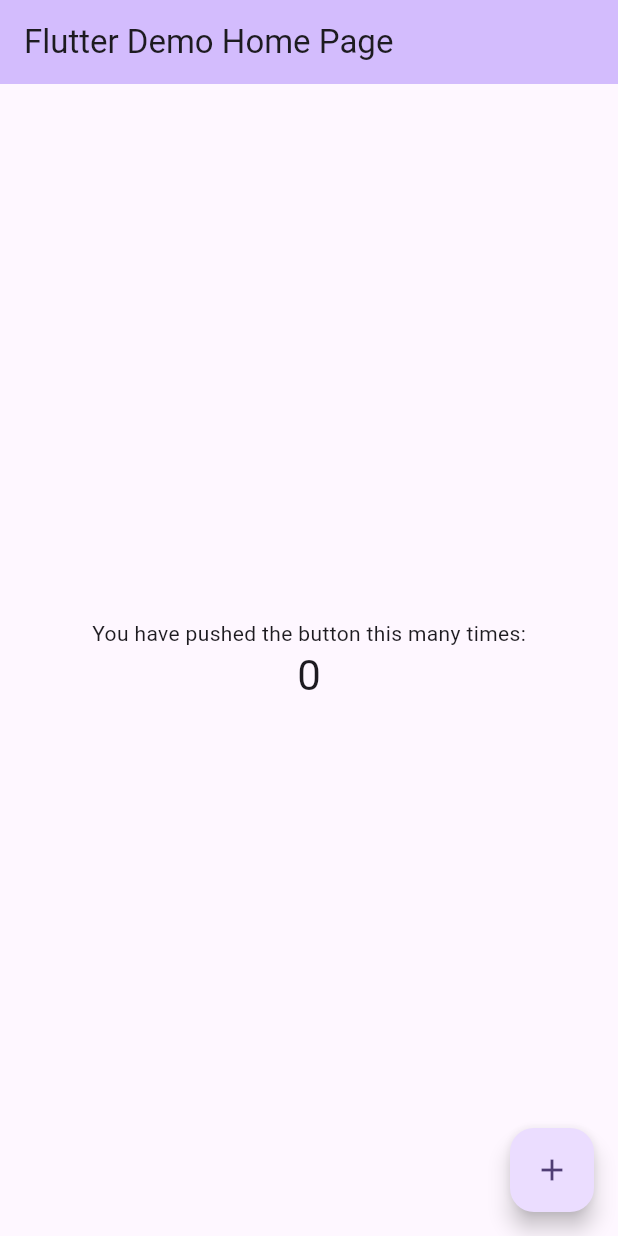
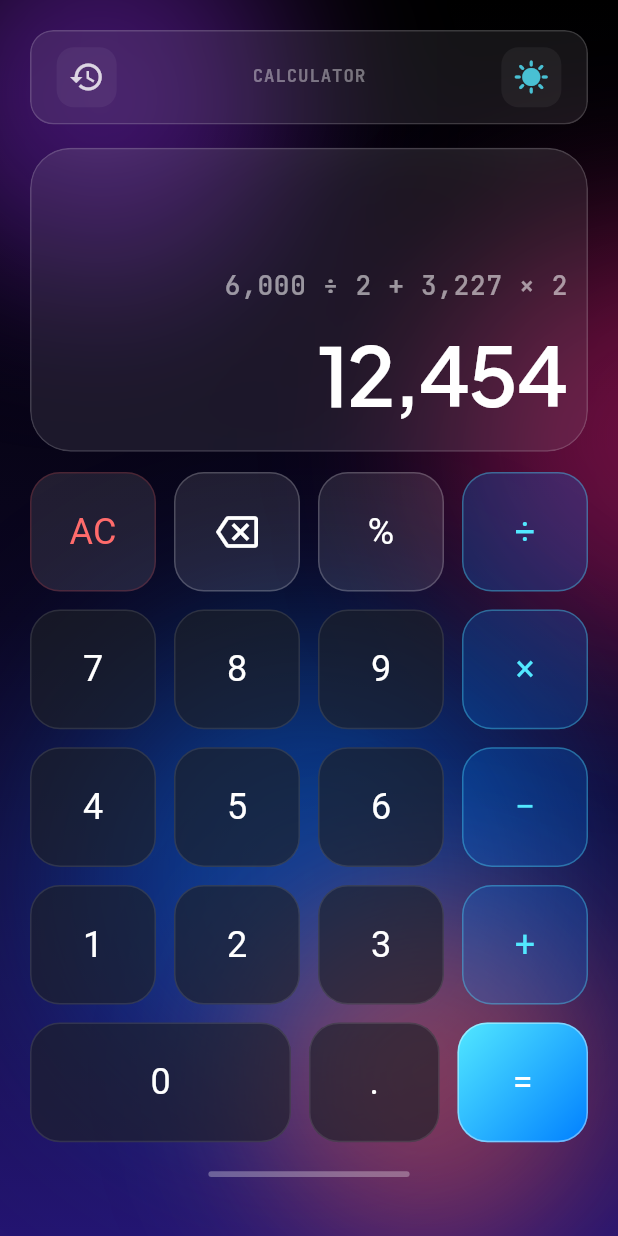
Before and after one commit to Ziad-Yaseen/glass_calculator, a Flutter app: the screen it shows after launch, on a phone screen of 412 x 824 dp. Run offline on Flutter 3.47's test engine with Material 3 defaults, Android fonts, the phone set to English and light mode, and no system bars; our stand-ins replace flutter_screenutil, gap, go_router, google_fonts.

Commit message:
finish project ui

```diff
--- a/analysis_options.yaml
+++ b/analysis_options.yaml
@@ -31,6 +31,9 @@ linter:
   # `// ignore_for_file: name_of_lint` syntax on the line or in the file
   # producing the lint.
   rules:
+    - prefer_const_constructors
+    - prefer_const_declarations
+    - prefer_const_literals_to_create_immutables
     # avoid_print: false  # Uncomment to disable the `avoid_print` rule
     # prefer_single_quotes: true  # Uncomment to enable the `prefer_single_quotes` rule
 
--- /dev/null
+++ b/lib/app.dart
@@ -0,0 +1,23 @@
+import 'package:flutter/material.dart';
+import 'package:flutter_screenutil/flutter_screenutil.dart';
+import 'package:glass_calculator/core/routes/app_router.dart';
+import 'package:glass_calculator/core/theme/app_theme.dart';
+
+class GlassCalc extends StatelessWidget {
+  const GlassCalc({super.key});
+
+  @override
+  Widget build(BuildContext context) {
+    return ScreenUtilInit(
+      designSize: const Size(393, 852),
+      minTextAdapt: true,
+      splitScreenMode: true,
+      builder: (context, child) => MaterialApp.router(
+        routerConfig: AppRouter.router,
+        theme: AppTheme.darkTheme,
+        debugShowCheckedModeBanner: false,
+        title: 'Glass Calculator',
+      ),
+    );
+  }
+}
--- /dev/null
+++ b/lib/core/routes/app_router.dart
@@ -0,0 +1,23 @@
+import 'package:flutter/material.dart';
+import 'package:glass_calculator/core/routes/route_names.dart';
+import 'package:glass_calculator/features/calculator/screens/calculator.dart';
+import 'package:go_router/go_router.dart';
+
+class AppRouter {
+  static final GoRouter router = GoRouter(
+    initialLocation: RouteNames.calc,
+    routes: [
+      GoRoute(
+        path: RouteNames.calc,
+        name: RouteNames.calc,
+        pageBuilder: (context, state) => CustomTransitionPage(
+          key: state.pageKey,
+          child: const Calculator(),
+          transitionsBuilder: (context, animation, secondaryAnimation, child) =>
+              FadeTransition(opacity: animation, child: child),
+          transitionDuration: const Duration(microseconds: 400),
+        ),
+      ),
+    ],
+  );
+}
--- /dev/null
+++ b/lib/core/routes/route_names.dart
@@ -0,0 +1,3 @@
+class RouteNames {
+  static const String calc = '/calc';
+}
--- /dev/null
+++ b/lib/core/theme/app_theme.dart
@@ -0,0 +1,5 @@
+import 'package:flutter/material.dart';
+
+class AppTheme {
+  static ThemeData darkTheme = ThemeData();
+}
--- /dev/null
+++ b/lib/features/calculator/screens/calculator.dart
@@ -0,0 +1,50 @@
+import 'package:flutter/material.dart';
+import 'package:flutter_screenutil/flutter_screenutil.dart';
+import 'package:gap/gap.dart';
+import 'package:glass_calculator/features/calculator/widgets/calc_widget.dart';
+import 'package:glass_calculator/features/calculator/widgets/calculator_bg.dart';
+import 'package:glass_calculator/features/calculator/widgets/custom_app_bar.dart';
+import 'package:glass_calculator/features/calculator/widgets/keyboard_widget.dart';
+
+class Calculator extends StatelessWidget {
+  const Calculator({super.key});
+
+  @override
+  Widget build(BuildContext context) {
+    return CalculatorBG(
+      child: SafeArea(
+        bottom: false,
+        child: Padding(
+          padding: const EdgeInsets.all(20.0),
+          child: Column(
+            children: [
+              const CustomAppBar(),
+              Gap(16.h),
+              const CalcWidget(),
+              Gap(14.h),
+              const KeyboardWidget(),
+              SizedBox(
+                height: 44.h,
+                child: InkWell(
+                  onTap: () {
+                    print('top');
+                  },
+                  child: Center(
+                    child: Container(
+                      width: 128.w,
+                      height: 4.h,
+                      decoration: BoxDecoration(
+                        borderRadius: BorderRadius.circular(9999.r),
+                        color: Colors.white.withValues(alpha: 0.3),
+                      ),
+                    ),
+                  ),
+                ),
+              ),
+            ],
+          ),
+        ),
+      ),
+    );
+  }
+}
--- /dev/null
+++ b/lib/features/calculator/widgets/calc_widget.dart
@@ -0,0 +1,57 @@
+import 'dart:ui';
+
+import 'package:flutter/material.dart';
+import 'package:flutter_screenutil/flutter_screenutil.dart';
+import 'package:gap/gap.dart';
+import 'package:google_fonts/google_fonts.dart';
+
+class CalcWidget extends StatelessWidget {
+  const new({super.key});
+
+  @override
+  Widget build(BuildContext context) {
+    return SizedBox(
+      width: double.infinity,
+      child: ClipRRect(
+        borderRadius: BorderRadius.circular(28.r),
+        child: BackdropFilter(
+          filter: ImageFilter.blur(sigmaX: 28.0, sigmaY: 28.0),
+          child: Container(
+            padding: EdgeInsets.all(12.w),
+            decoration: BoxDecoration(
+              borderRadius: BorderRadius.circular(28.r),
+              color: Colors.white.withValues(alpha: 0.08),
+              border: Border.all(color: Colors.white.withValues(alpha: 0.16)),
+            ),
+            child: Column(
+              mainAxisSize: .max,
+              crossAxisAlignment: .end,
+              children: [
+                Gap(68.h),
+                Text(
+                  '6,000 ÷ 2 + 3,227 × 2',
+                  style: GoogleFonts.jetBrainsMono(
+                    color: Colors.white.withValues(alpha: 0.55),
+                    letterSpacing: 0.45,
+                    fontSize: 18.sp,
+                    fontWeight: FontWeight.w500,
+                  ),
+                ),
+                Gap(8.h),
+                Text(
+                  '12,454',
+                  style: GoogleFonts.plusJakartaSans(
+                    fontSize: 56.sp,
+                    fontWeight: FontWeight.w600,
+                    letterSpacing: -1.4,
+                    color: Colors.white,
+                  ),
+                ),
+              ],
+            ),
+          ),
+        ),
+      ),
+    );
+  }
+}
--- /dev/null
+++ b/lib/features/calculator/widgets/calculator_bg.dart
@@ -0,0 +1,95 @@
+import 'dart:ui';
+
+import 'package:flutter/material.dart';
+import 'package:flutter_screenutil/flutter_screenutil.dart';
+
+class CalculatorBG extends StatelessWidget {
+  const CalculatorBG({super.key, required this.child});
+  final Widget child;
+
+  @override
+  Widget build(BuildContext context) {
+    return Scaffold(
+      body: SizedBox.expand(
+        child: Container(
+          decoration: const BoxDecoration(
+            gradient: LinearGradient(
+              begin: AlignmentGeometry.topCenter,
+              end: AlignmentGeometry.bottomCenter,
+              colors: [Color(0xFF000000), Color(0xFF0B0621), Color(0xFF241571)],
+            ),
+          ),
+          child: Stack(
+            alignment: .center,
+            children: [
+              Positioned(
+                top: -64.h,
+                left: -64.w,
+                child: ImageFiltered(
+                  imageFilter: ImageFilter.blur(sigmaX: 54.0, sigmaY: 54.0),
+                  child: Container(
+                    width: 256.w,
+                    height: 256.h,
+                    decoration: BoxDecoration(
+                      shape: BoxShape.circle,
+                      color: const Color(0xFF8A2BE2).withValues(alpha: 0.45),
+                    ),
+                  ),
+                ),
+              ),
+
+              Positioned(
+                top: 157.h,
+                left: 274.66.w,
+                child: ImageFiltered(
+                  imageFilter: ImageFilter.blur(sigmaX: 60.0, sigmaY: 60.0),
+                  child: Container(
+                    width: 288.w,
+                    height: 288.h,
+                    decoration: BoxDecoration(
+                      shape: BoxShape.circle,
+                      color: const Color(0xFFFF1F7A).withValues(alpha: 0.4),
+                    ),
+                  ),
+                ),
+              ),
+
+              Positioned(
+                top: 444.h,
+                child: ImageFiltered(
+                  imageFilter: ImageFilter.blur(sigmaX: 68.0, sigmaY: 68.0),
+                  child: Container(
+                    width: 320.w,
+                    height: 320.h,
+                    decoration: BoxDecoration(
+                      shape: BoxShape.circle,
+                      color: const Color(0xFF007FFF).withValues(alpha: 0.45),
+                    ),
+                  ),
+                ),
+              ),
+
+              Positioned(
+                top: 620.h,
+                left: 150.w,
+                child: ImageFiltered(
+                  imageFilter: ImageFilter.blur(sigmaX: 50.0, sigmaY: 50.0),
+                  child: Container(
+                    width: 240.w,
+                    height: 240.h,
+                    decoration: BoxDecoration(
+                      shape: BoxShape.circle,
+                      color: const Color(0xFFFF5A3C).withValues(alpha: 0.45),
+                    ),
+                  ),
+                ),
+              ),
+
+              child
+            ],
+          ),
+        ),
+      ),
+    );
+  }
+}
--- /dev/null
+++ b/lib/features/calculator/widgets/custom_app_bar.dart
@@ -0,0 +1,48 @@
+import 'dart:ui';
+
+import 'package:flutter/material.dart';
+import 'package:flutter_screenutil/flutter_screenutil.dart';
+import 'package:glass_calculator/features/calculator/widgets/rounded_circular_container_with_icon.dart';
+import 'package:google_fonts/google_fonts.dart';
+
+class CustomAppBar extends StatelessWidget {
+  const new({super.key});
+
+  @override
+  Widget build(BuildContext context) {
+    return ClipRRect(
+      borderRadius: BorderRadius.circular(16.r),
+      child: BackdropFilter(
+        filter: ImageFilter.blur(sigmaX: 28.0, sigmaY: 28.0),
+        child: Container(
+          padding: EdgeInsets.symmetric(horizontal: 16.w, vertical: 10.w),
+          decoration: BoxDecoration(
+            borderRadius: BorderRadius.circular(16.r),
+            color: Colors.white.withValues(alpha: 0.08),
+            border: Border.all(color: Colors.white.withValues(alpha: 0.16)),
+          ),
+          child: Row(
+            children: [
+              const RoundedCircularContainerWithIcon(icon: Icons.history),
+              const Spacer(),
+              Text(
+                'CALCULATOR',
+                style: GoogleFonts.jetBrainsMono(
+                  fontSize: 12.sp,
+                  fontWeight: FontWeight.w600,
+                  letterSpacing: 0.6,
+                  color: Colors.white.withValues(alpha: 0.4),
+                ),
+              ),
+              const Spacer(),
+              const RoundedCircularContainerWithIcon(
+                icon: Icons.sunny,
+                iconCOlor: Color(0xFF52E8FF),
+              ),
+            ],
+          ),
+        ),
+      ),
+    );
+  }
+}
--- /dev/null
+++ b/lib/features/calculator/widgets/keyboard_widget.dart
@@ -0,0 +1,207 @@
+import 'package:flutter/material.dart';
+
+enum KeyType { number, operations1, operations2, ac, equal }
+
+class KeyboardWidget extends StatelessWidget {
+  const KeyboardWidget({super.key});
+
+  @override
+  Widget build(BuildContext context) {
+    const double gap = 12.0;
+
+    return const Expanded(
+      child: Column(
+        children: [
+          Expanded(
+            child: Row(
+              crossAxisAlignment: CrossAxisAlignment.stretch,
+              children: [
+                Expanded(
+                  child: _KeyboardKey(label: 'AC', type: KeyType.ac),
+                ),
+                SizedBox(width: gap),
+                Expanded(
+                  child: _KeyboardKey(
+                    icon: Icons.backspace_outlined,
+                    type: KeyType.operations1,
+                  ),
+                ),
+                SizedBox(width: gap),
+                Expanded(
+                  child: _KeyboardKey(label: '%', type: KeyType.operations1),
+                ),
+                SizedBox(width: gap),
+                Expanded(
+                  child: _KeyboardKey(label: '÷', type: KeyType.operations2),
+                ),
+              ],
+            ),
+          ),
+          SizedBox(height: gap),
+          Expanded(
+            child: Row(
+              crossAxisAlignment: CrossAxisAlignment.stretch,
+              children: [
+                Expanded(
+                  child: _KeyboardKey(label: '7', type: KeyType.number),
+                ),
+                SizedBox(width: gap),
+                Expanded(
+                  child: _KeyboardKey(label: '8', type: KeyType.number),
+                ),
+                SizedBox(width: gap),
+                Expanded(
+                  child: _KeyboardKey(label: '9', type: KeyType.number),
+                ),
+                SizedBox(width: gap),
+                Expanded(
+                  child: _KeyboardKey(label: '×', type: KeyType.operations2),
+                ),
+              ],
+            ),
+          ),
+          SizedBox(height: gap),
+          Expanded(
+            child: Row(
+              crossAxisAlignment: CrossAxisAlignment.stretch,
+              children: [
+                Expanded(
+                  child: _KeyboardKey(label: '4', type: KeyType.number),
+                ),
+                SizedBox(width: gap),
+                Expanded(
+                  child: _KeyboardKey(label: '5', type: KeyType.number),
+                ),
+                SizedBox(width: gap),
+                Expanded(
+                  child: _KeyboardKey(label: '6', type: KeyType.number),
+                ),
+                SizedBox(width: gap),
+                Expanded(
+                  child: _KeyboardKey(label: '−', type: KeyType.operations2),
+                ),
+              ],
+            ),
+          ),
+          SizedBox(height: gap),
+          Expanded(
+            child: Row(
+              crossAxisAlignment: CrossAxisAlignment.stretch,
+              children: [
+                Expanded(
+                  child: _KeyboardKey(label: '1', type: KeyType.number),
+                ),
+                SizedBox(width: gap),
+                Expanded(
+                  child: _KeyboardKey(label: '2', type: KeyType.number),
+                ),
+                SizedBox(width: gap),
+                Expanded(
+                  child: _KeyboardKey(label: '3', type: KeyType.number),
+                ),
+                SizedBox(width: gap),
+                Expanded(
+                  child: _KeyboardKey(label: '+', type: KeyType.operations2),
+                ),
+              ],
+            ),
+          ),
+          SizedBox(height: gap),
+          Expanded(
+            child: Row(
+              crossAxisAlignment: CrossAxisAlignment.stretch,
+              children: [
+                Expanded(
+                  flex: 2,
+                  child: _KeyboardKey(label: '0', type: KeyType.number),
+                ),
+                SizedBox(width: gap),
+                Expanded(
+                  flex: 1,
+                  child: _KeyboardKey(label: '.', type: KeyType.number),
+                ),
+                SizedBox(width: gap),
+                Expanded(
+                  flex: 1,
+                  child: _KeyboardKey(label: '=', type: KeyType.equal),
+                ),
+              ],
+            ),
+          ),
+        ],
+      ),
+    );
+  }
+}
+
+class _KeyboardKey extends StatelessWidget {
+  final String? label;
+  final IconData? icon;
+  final KeyType type;
+
+  const _KeyboardKey({this.label, this.icon, required this.type});
+
+  @override
+  Widget build(BuildContext context) {
+    Color fillColor;
+    Color borderColor;
+    Color contentColor = Colors.white;
+    Gradient? gradient;
+
+    switch (type) {
+      case KeyType.ac:
+        fillColor = Colors.white.withValues(alpha: .10);
+        borderColor = const Color(0xFFEF4444).withValues(alpha: .20);
+        contentColor = const Color(0xFFFF6B6B);
+        break;
+      case KeyType.operations2:
+        fillColor = const Color(0xFF007FFF).withValues(alpha: .22);
+        borderColor = const Color(0xFF52E8FF).withValues(alpha: .35);
+        contentColor = const Color(0xFF52E8FF);
+        break;
+      case KeyType.number:
+        fillColor = const Color(0xFF1C1F26).withValues(alpha: .65);
+        borderColor = Colors.white.withValues(alpha: .10);
+        contentColor = Colors.white;
+        break;
+      case KeyType.operations1:
+        fillColor = Colors.white.withValues(alpha: .1);
+        borderColor = Colors.white.withValues(alpha: .20);
+
+        break;
+      case KeyType.equal:
+        fillColor = Colors.transparent;
+        borderColor = Colors.white.withValues(alpha: .40);
+        gradient = const LinearGradient(
+          colors: [Color(0xFF52E8FF), Color(0xFF007FFF)],
+          begin: Alignment.topLeft,
+          end: Alignment.bottomRight,
+        );
+        break;
+    }
+
+    return InkWell(
+      onTap: () {},
+      borderRadius: BorderRadius.circular(20),
+      child: Container(
+        decoration: BoxDecoration(
+          color: gradient == null ? fillColor : null,
+          gradient: gradient,
+          borderRadius: BorderRadius.circular(20),
+          border: Border.all(color: borderColor, width: 1),
+        ),
+        alignment: Alignment.center,
+        child: icon != null
+            ? Icon(icon, color: contentColor, size: 28)
+            : Text(
+                label ?? '',
+                style: TextStyle(
+                  color: contentColor,
+                  fontSize: 24,
+                  fontWeight: FontWeight.w400,
+                ),
+              ),
+      ),
+    );
+  }
+}
--- /dev/null
+++ b/lib/features/calculator/widgets/rounded_circular_container.dart
@@ -0,0 +1,19 @@
+import 'package:flutter/material.dart';
+import 'package:flutter_screenutil/flutter_screenutil.dart';
+
+class RoundedCircularContainer extends StatelessWidget {
+  const RoundedCircularContainer({super.key, required this.child});
+  final Widget child;
+
+  @override
+  Widget build(BuildContext context) {
+    return Container(
+      padding: const EdgeInsets.all(8),
+      decoration: BoxDecoration(
+        borderRadius: BorderRadius.circular(12.r),
+        color: Colors.white.withValues(alpha: 0.05),
+      ),
+      child: child,
+    );
+  }
+}
--- /dev/null
+++ b/lib/features/calculator/widgets/rounded_circular_container_with_icon.dart
@@ -0,0 +1,19 @@
+import 'package:flutter/material.dart';
+import 'package:glass_calculator/features/calculator/widgets/rounded_circular_container.dart';
+
+class RoundedCircularContainerWithIcon extends StatelessWidget {
+  const RoundedCircularContainerWithIcon({
+    super.key,
+    required this.icon,
+    this.iconCOlor = Colors.white,
+  });
+  final IconData icon;
+  final Color iconCOlor;
+
+  @override
+  Widget build(BuildContext context) {
+    return RoundedCircularContainer(
+      child: Icon(icon, color: iconCOlor.withValues(alpha: 0.8)),
+    );
+  }
+}
--- a/lib/main.dart
+++ b/lib/main.dart
@@ -1,122 +1,6 @@
 import 'package:flutter/material.dart';
+import 'package:glass_calculator/app.dart';
 
 void main() {
-  runApp(const MyApp());
+  runApp(const GlassCalc());
 }
-
-class MyApp extends StatelessWidget {
-  const MyApp({super.key});
-
-  // This widget is the root of your application.
-  @override
-  Widget build(BuildContext context) {
-    return MaterialApp(
-      title: 'Flutter Demo',
-      theme: ThemeData(
-        // This is the theme of your application.
-        //
-        // TRY THIS: Try running your application with "flutter run". You'll see
-        // the application has a purple toolbar. Then, without quitting the app,
-        // try changing the seedColor in the colorScheme below to Colors.green
-        // and then invoke "hot reload" (save your changes or press the "hot
-        // reload" button in a Flutter-supported IDE, or press "r" if you used
-        // the command line to start the app).
-        //
-        // Notice that the counter didn't reset back to zero; the application
-        // state is not lost during the reload. To reset the state, use hot
-        // restart instead.
-        //
-        // This works for code too, not just values: Most code changes can be
-        // tested with just a hot reload.
-        colorScheme: .fromSeed(seedColor: Colors.deepPurple),
-      ),
-      home: const MyHomePage(title: 'Flutter Demo Home Page'),
-    );
-  }
-}
-
-class MyHomePage extends StatefulWidget {
-  const MyHomePage({super.key, required this.title});
-
-  // This widget is the home page of your application. It is stateful, meaning
-  // that it has a State object (defined below) that contains fields that affect
-  // how it looks.
-
-  // This class is the configuration for the state. It holds the values (in this
-  // case the title) provided by the parent (in this case the App widget) and
-  // used by the build method of the State. Fields in a Widget subclass are
-  // always marked "final".
-
-  final String title;
-
-  @override
-  State<MyHomePage> createState() => _MyHomePageState();
-}
-
-class _MyHomePageState extends State<MyHomePage> {
-  int _counter = 0;
-
-  void _incrementCounter() {
-    setState(() {
-      // This call to setState tells the Flutter framework that something has
-      // changed in this State, which causes it to rerun the build method below
-      // so that the display can reflect the updated values. If we changed
-      // _counter without calling setState(), then the build method would not be
-      // called again, and so nothing would appear to happen.
-      _counter++;
-    });
-  }
-
-  @override
-  Widget build(BuildContext context) {
-    // This method is rerun every time setState is called, for instance as done
-    // by the _incrementCounter method above.
-    //
-    // The Flutter framework has been optimized to make rerunning build methods
-    // fast, so that you can just rebuild anything that needs updating rather
-    // than having to individually change instances of widgets.
-    return Scaffold(
-      appBar: AppBar(
-        // TRY THIS: Try changing the color here to a specific color (to
-        // Colors.amber, perhaps?) and trigger a hot reload to see the AppBar
-        // change color while the other colors stay the same.
-        backgroundColor: Theme.of(context).colorScheme.inversePrimary,
-        // Here we take the value from the MyHomePage object that was created by
-        // the App.build method, and use it to set our appbar title.
-        title: Text(widget.title),
-      ),
-      body: Center(
-        // Center is a layout widget. It takes a single child and positions it
-        // in the middle of the parent.
-        child: Column(
-          // Column is also a layout widget. It takes a list of children and
-          // arranges them vertically. By default, it sizes itself to fit its
-          // children horizontally, and tries to be as tall as its parent.
-          //
-          // Column has various properties to control how it sizes itself and
-          // how it positions its children. Here we use mainAxisAlignment to
-          // center the children vertically; the main axis here is the vertical
-          // axis because Columns are vertical (the cross axis would be
-          // horizontal).
-          //
-          // TRY THIS: Invoke "debug painting" (choose the "Toggle Debug Paint"
-          // action in the IDE, or press "p" in the console), to see the
-          // wireframe for each widget.
-          mainAxisAlignment: .center,
-          children: [
-            const Text('You have pushed the button this many times:'),
-            Text(
-              '$_counter',
-              style: Theme.of(context).textTheme.headlineMedium,
-            ),
-          ],
-        ),
-      ),
-      floatingActionButton: FloatingActionButton(
-        onPressed: _incrementCounter,
-        tooltip: 'Increment',
-        child: const Icon(Icons.add),
-      ),
-    );
-  }
-}
--- a/pubspec.yaml
+++ b/pubspec.yaml
@@ -34,6 +34,10 @@ dependencies:
   # The following adds the Cupertino Icons font to your application.
   # Use with the CupertinoIcons class for iOS style icons.
   cupertino_icons: ^1.0.8
+  flutter_screenutil: ^5.9.3
+  go_router: ^18.0.2
+  google_fonts: ^9.0.0
+  gap: ^3.0.1
 
 dev_dependencies:
   flutter_test:
```
Also changed, not shown: pubspec.lock, 3 other files.
